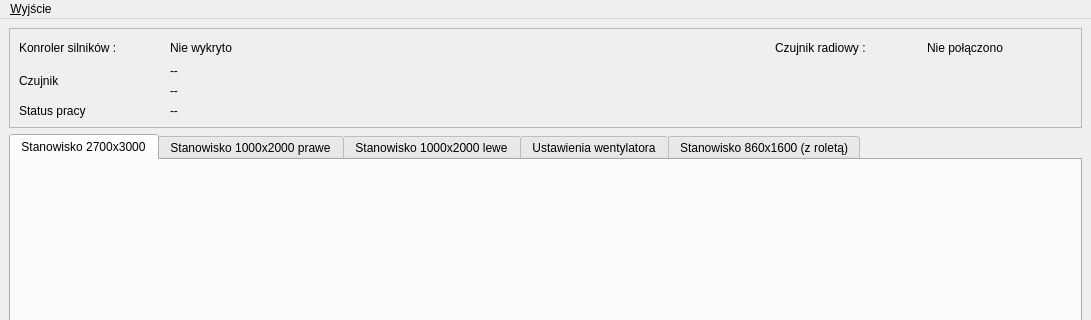
First picture: the form in PrzeplywomierzGUI/Aplikacja/miernikprzeplywu.ui, repository wiacekmarcin/StanowiskoOtwock, before the edit; both pictures show x 0 to 1091 and y 0 to 320 of the 1091 by 869 pixel window.
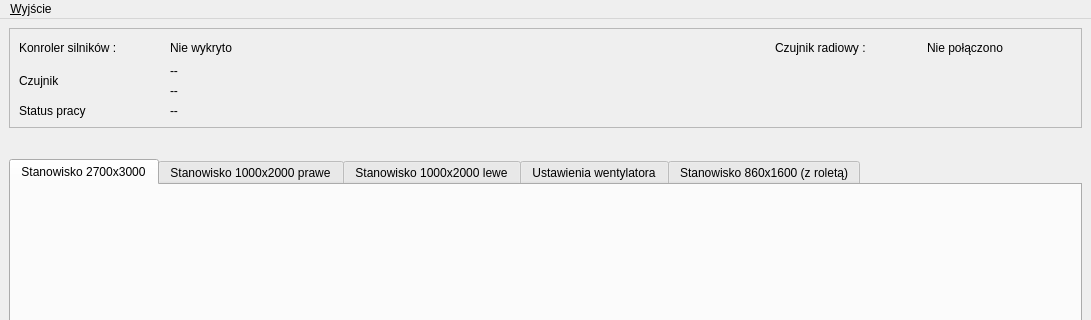
Second picture: the form after the edit. The open tabs and pages were chosen to show the change. Icons and pictures are not drawn.

```diff
--- a/PrzeplywomierzGUI/Aplikacja/miernikprzeplywu.ui
+++ b/PrzeplywomierzGUI/Aplikacja/miernikprzeplywu.ui
@@ -114,6 +114,19 @@
       </layout>
      </widget>
     </item>
+    <item>
+     <widget class="QStackedWidget" name="stackedWidget">
+      <widget class="QWidget" name="stanowisko2700_3000">
+       <layout class="QVBoxLayout" name="verticalLayout_2">
+        <item>
+         <widget class="QWidget" name="widget" native="true"/>
+        </item>
+       </layout>
+      </widget>
+      <widget class="QWidget" name="page_2"/>
+      <widget class="QWidget" name="stanowisko1000_2000prawe"/>
+     </widget>
+    </item>
     <item>
      <widget class="QTabWidget" name="tabWidget">
       <property name="currentIndex">
```
Left out of the diff: 2 changed lines with no effect on the pictures.
